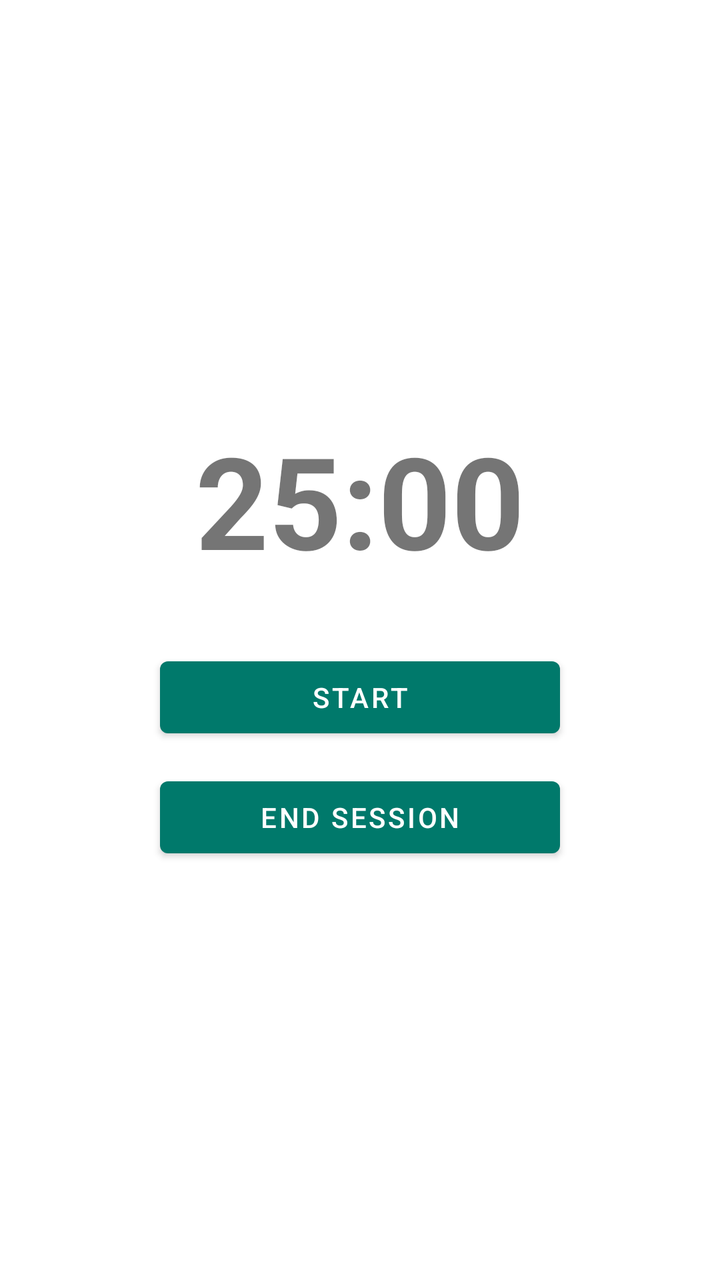
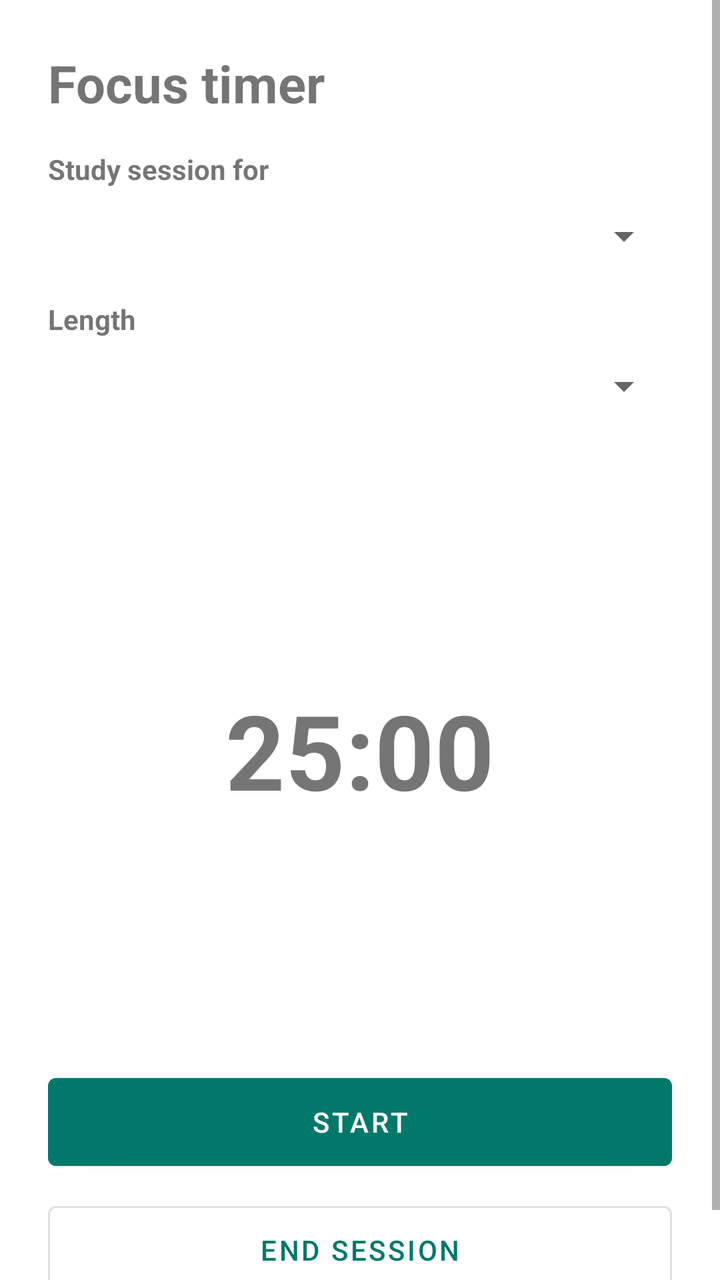

The first picture is an Android layout as it rendered before a commit; the second is the same layout after the commit. The layout source and the unified diff follow.
<!-- AndroidManifest.xml: application theme Theme.StudyFlow -->
<!-- res/layout/activity_study_timer.xml -->
<?xml version="1.0" encoding="utf-8"?>
<LinearLayout xmlns:android="http://schemas.android.com/apk/res/android"
    android:layout_width="match_parent"
    android:layout_height="match_parent"
    android:orientation="vertical"
    android:gravity="center"
    android:padding="24dp">

    <TextView
        android:id="@+id/textTimer"
        android:layout_width="wrap_content"
        android:layout_height="wrap_content"
        android:text="25:00"
        android:textSize="64sp"
        android:textStyle="bold" />

    <Button
        android:id="@+id/buttonStartPause"
        android:layout_width="200dp"
        android:layout_height="wrap_content"
        android:text="@string/action_start"
        android:layout_marginTop="32dp" />

    <Button
        android:id="@+id/buttonEndSession"
        android:layout_width="200dp"
        android:layout_height="wrap_content"
        android:text="@string/action_end_session"
        android:layout_marginTop="12dp" />

</LinearLayout>
<!-- resources referenced by this layout -->
<resources>
  <string name="action_end_session">End Session</string>
  <string name="action_start">Start</string>
  <style name="Theme.StudyFlow" parent="Theme.MaterialComponents.DayNight.NoActionBar">
          <item name="colorPrimary">@color/teal_700</item>
          <item name="colorPrimaryVariant">@color/teal_900</item>
          <item name="colorOnPrimary">@color/white</item>
          <item name="colorSecondary">@color/teal_200</item>
          <item name="android:statusBarColor">@color/teal_900</item>
      </style>
  <color name="teal_700">#00796B</color>
  <color name="teal_900">#004D40</color>
  <color name="white">#FFFFFF</color>
  <color name="teal_200">#80CBC4</color>
</resources>

<!-- the commit's change to res/layout/activity_study_timer.xml (unified diff, before → after) -->
@@ -1,31 +1,84 @@
 <?xml version="1.0" encoding="utf-8"?>
-<LinearLayout xmlns:android="http://schemas.android.com/apk/res/android"
+<ScrollView xmlns:android="http://schemas.android.com/apk/res/android"
+    xmlns:app="http://schemas.android.com/apk/res-auto"
     android:layout_width="match_parent"
     android:layout_height="match_parent"
-    android:orientation="vertical"
-    android:gravity="center"
-    android:padding="24dp">
+    android:fillViewport="true">
 
-    <TextView
-        android:id="@+id/textTimer"
-        android:layout_width="wrap_content"
+    <LinearLayout
+        android:layout_width="match_parent"
         android:layout_height="wrap_content"
-        android:text="25:00"
-        android:textSize="64sp"
-        android:textStyle="bold" />
+        android:gravity="center_horizontal"
+        android:orientation="vertical"
+        android:padding="24dp">
 
-    <Button
-        android:id="@+id/buttonStartPause"
-        android:layout_width="200dp"
-        android:layout_height="wrap_content"
-        android:text="@string/action_start"
-        android:layout_marginTop="32dp" />
+        <TextView
+            android:layout_width="match_parent"
+            android:layout_height="wrap_content"
+            android:text="@string/title_timer"
+            android:textSize="26sp"
+            android:textStyle="bold" />
 
-    <Button
-        android:id="@+id/buttonEndSession"
-        android:layout_width="200dp"
-        android:layout_height="wrap_content"
-        android:text="@string/action_end_session"
-        android:layout_marginTop="12dp" />
+        <TextView
+            android:layout_width="match_parent"
+            android:layout_height="wrap_content"
+            android:layout_marginTop="16dp"
+            android:text="@string/label_link_task"
+            android:textStyle="bold" />
 
-</LinearLayout>
+        <Spinner
+            android:id="@+id/spinnerTask"
+            android:layout_width="match_parent"
+            android:layout_height="48dp" />
+
+        <TextView
+            android:layout_width="match_parent"
+            android:layout_height="wrap_content"
+            android:layout_marginTop="8dp"
+            android:text="@string/label_duration"
+            android:textStyle="bold" />
+
+        <Spinner
+            android:id="@+id/spinnerDuration"
+            android:layout_width="match_parent"
+            android:layout_height="48dp" />
+
+        <FrameLayout
+            android:layout_width="260dp"
+            android:layout_height="260dp"
+            android:layout_marginTop="28dp">
+
+            <com.google.android.material.progressindicator.CircularProgressIndicator
+                android:id="@+id/progressTimer"
+                android:layout_width="match_parent"
+                android:layout_height="match_parent"
+                android:indeterminate="false"
+                app:indicatorSize="240dp"
+                app:trackThickness="12dp" />
+
+            <TextView
+                android:id="@+id/textTimer"
+                android:layout_width="wrap_content"
+                android:layout_height="wrap_content"
+                android:layout_gravity="center"
+                android:text="25:00"
+                android:textSize="52sp"
+                android:textStyle="bold" />
+        </FrameLayout>
+
+        <Button
+            android:id="@+id/buttonStartPause"
+            android:layout_width="match_parent"
+            android:layout_height="56dp"
+            android:layout_marginTop="28dp"
+            android:text="@string/action_start" />
+
+        <Button
+            android:id="@+id/buttonEndSession"
+            style="@style/Widget.MaterialComponents.Button.OutlinedButton"
+            android:layout_width="match_parent"
+            android:layout_height="56dp"
+            android:layout_marginTop="8dp"
+            android:text="@string/action_end_session" />
+    </LinearLayout>
+</ScrollView>
<!-- resource entries referenced after the edit -->
@@ -1,13 +1,18 @@
 <!-- resources referenced by this layout -->
 <resources>
-  <string name="action_end_session">End Session</string>
+  <string name="action_end_session">End session</string>
   <string name="action_start">Start</string>
+  <string name="label_duration">Length</string>
+  <string name="label_link_task">Study session for</string>
+  <string name="title_timer">Focus timer</string>
   <style name="Theme.StudyFlow" parent="Theme.MaterialComponents.DayNight.NoActionBar">
           <item name="colorPrimary">@color/teal_700</item>
           <item name="colorPrimaryVariant">@color/teal_900</item>
           <item name="colorOnPrimary">@color/white</item>
           <item name="colorSecondary">@color/teal_200</item>
-          <item name="android:statusBarColor">@color/teal_900</item>
+          
+          <item name="android:windowLightStatusBar" tools:targetApi="m">true</item>
+          <item name="android:windowLightNavigationBar" tools:targetApi="o_mr1">true</item>
       </style>
   <color name="teal_700">#00796B</color>
   <color name="teal_900">#004D40</color>
